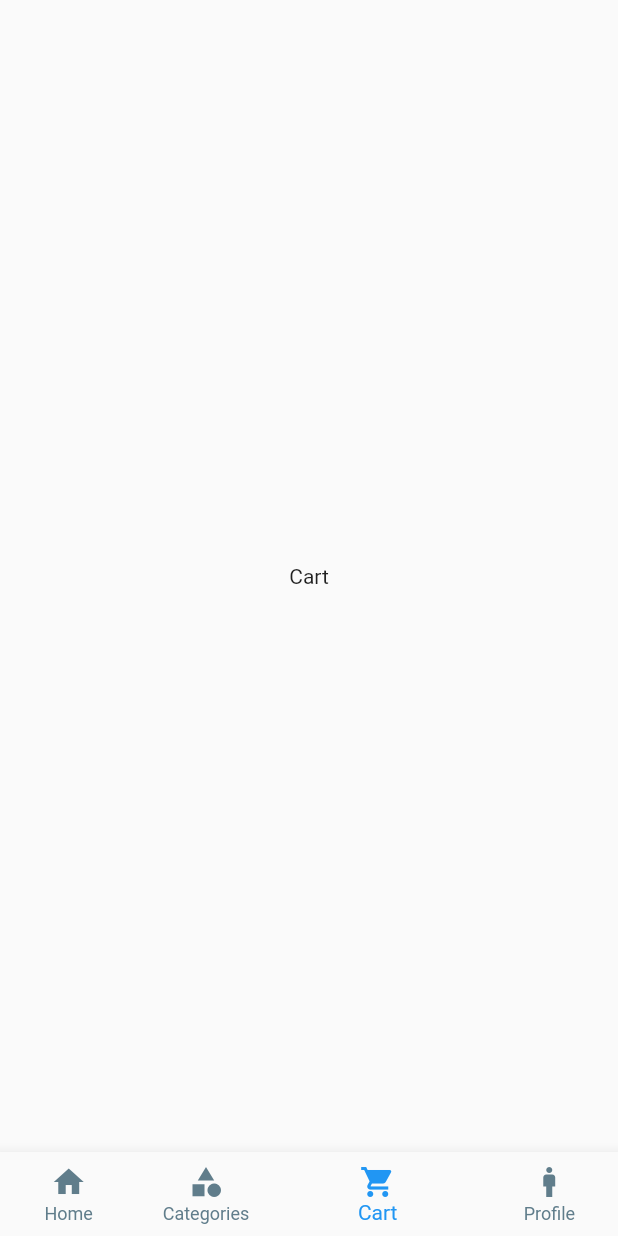
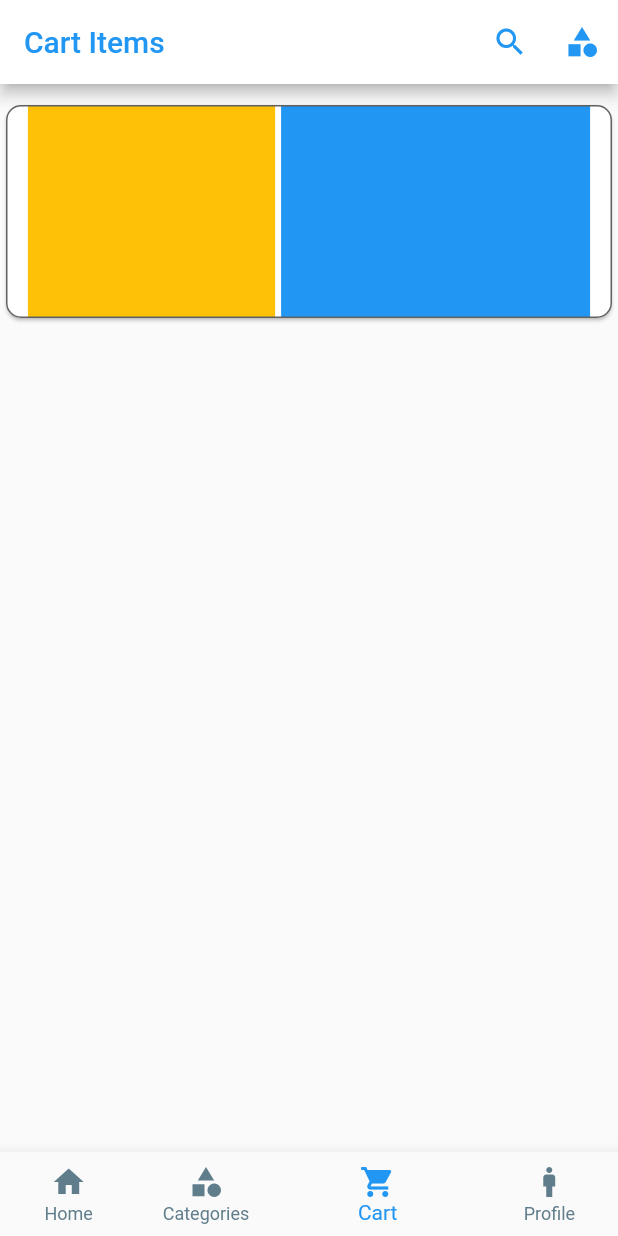
Before and after one commit to Zen-99/I-want, a Flutter app: the screen it shows after launch, item 3 of the bottom bar chosen, on a phone screen of 412 x 824 dp. Run offline on Flutter 3.47's test engine with Material 2 defaults, Android fonts, the phone set to English and light mode, and no system bars; network calls fail.

Commit message:
cart initial

```diff
--- a/lib/screens/home/cart/cart.dart
+++ b/lib/screens/home/cart/cart.dart
@@ -10,10 +10,73 @@ class Cart extends StatefulWidget {
 }
 
 class _CartState extends State<Cart> {
+      Widget cartItem()=>Container(
+      child:Card(
+          shape: RoundedRectangleBorder(
+            side: BorderSide(
+              color: Color.fromARGB(255, 97, 99, 98),
+            ),
+            borderRadius: BorderRadius.circular(10.0), //<-- SEE HERE
+          ),
+        child:Row(
+          mainAxisAlignment: MainAxisAlignment.center,
+          children:[
+            Container(
+              width:(MediaQuery.of(context).size.width)/2.5,
+              height:(MediaQuery.of(context).size.height),
+
+              color:Colors.amber
+            ),
+            SizedBox(width: 4),
+            Container(
+              width:(MediaQuery.of(context).size.width)/2,
+              height:(MediaQuery.of(context).size.height),
+              color:Colors.blue
+            ),
+          ]
+        ),
+      ),
+      width:(MediaQuery.of(context).size.width),
+      height:150,
+
+    );
+
   @override
   Widget build(BuildContext context) {
-    return Center(
-      child: Text('Cart'),
+    return Scaffold(
+      appBar:AppBar(
+        title: const Text('Cart Items'),
+        backgroundColor: Colors.white,
+        foregroundColor: Colors.blue,
+        shadowColor: Theme.of(context).colorScheme.shadow,
+        actions: <Widget>[
+          IconButton(
+            icon: Icon(
+              Icons.search,
+              color: Colors.blue,
+            ),
+            onPressed: () {
+              // do something
+            },
+          ),
+          IconButton(
+            icon: Icon(
+              Icons.category,
+              color: Colors.blue,
+            ),
+            onPressed: () {
+              // do something
+            },
+          )
+        ],
+      ),
+      body: SingleChildScrollView(
+        child:Column(
+        children: [
+          SizedBox(height:10),
+          cartItem()
+        ])
+      ),
     );
   }
 }
--- a/lib/screens/home/categories/categories.dart
+++ b/lib/screens/home/categories/categories.dart
@@ -31,10 +31,10 @@ class _CategoriesState extends State<Categories> {
         ),
       ),
       width:150,
-      height:100,
+      height:80,
     );
 
-  List<String> categoryArr = ["Electronics","Furniture","Colths","Vehicles","Sport Items"];
+  List<String> categoryArr = ["Electronics","Furniture","Cloths","Vehicles","Sport Items"];
 
   List<Column> getCategoryList(){
     List<Column> catergoryNameArr=[];
```
